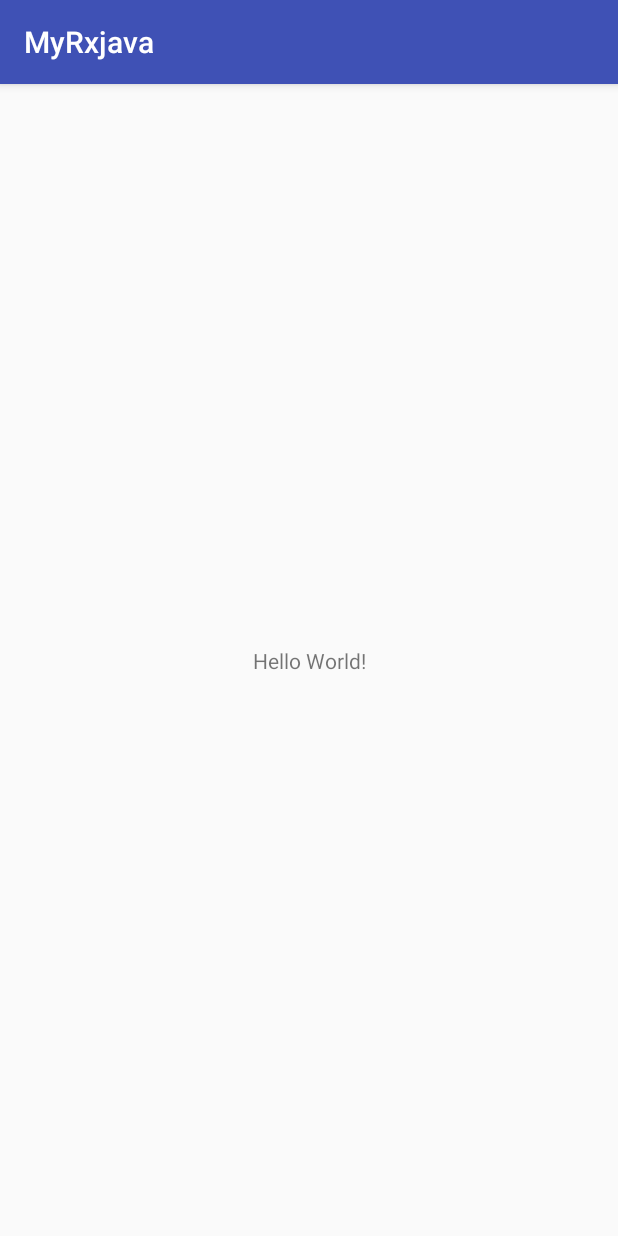
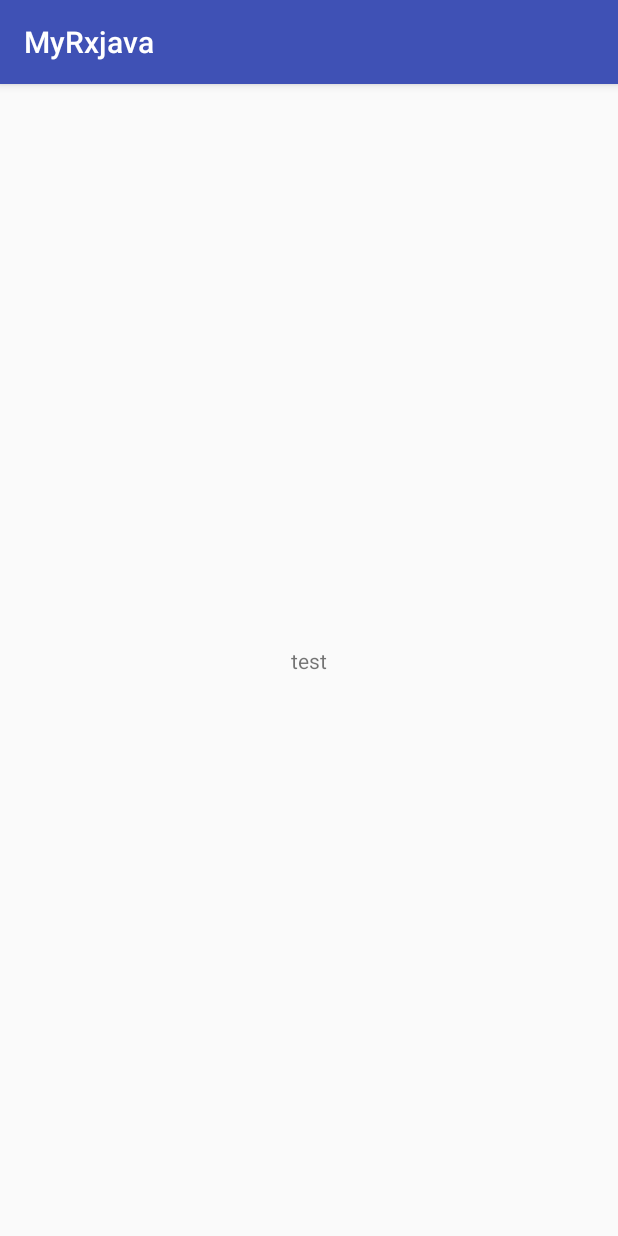
Before and after one commit to Emprock/MyRxjava, an Android app: the screen it shows after launch (MainActivity), on a phone screen of 412 x 824 dp. Run offline under Robolectric (Android 15) with nearby library versions, the phone set to English and light mode, and no system bars.

Commit message:
test two

```diff
--- a/app/src/main/java/com/haoyan/myrxjava/MainActivity.java
+++ b/app/src/main/java/com/haoyan/myrxjava/MainActivity.java
@@ -2,6 +2,7 @@ package com.haoyan.myrxjava;
 
 import android.support.v7.app.AppCompatActivity;
 import android.os.Bundle;
+import android.widget.TextView;
 
 public class MainActivity extends AppCompatActivity {
 
@@ -9,5 +10,11 @@ public class MainActivity extends AppCompatActivity {
     protected void onCreate(Bundle savedInstanceState) {
         super.onCreate(savedInstanceState);
         setContentView(R.layout.activity_main);
+        initView();
+    }
+
+    private void initView() {
+        TextView tv_id= (TextView) findViewById(R.id.tv_id);
+        tv_id.setText("test");
     }
 }
--- a/app/src/main/res/layout/activity_main.xml
+++ b/app/src/main/res/layout/activity_main.xml
@@ -7,6 +7,7 @@
     tools:context="com.haoyan.myrxjava.MainActivity">
 
     <TextView
+        android:id="@+id/tv_id"
         android:layout_width="wrap_content"
         android:layout_height="wrap_content"
         android:text="Hello World!"
```
